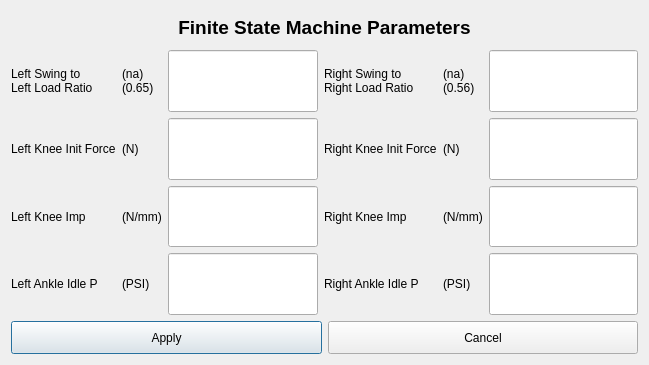
Old version of the form exo_gui/UI/FSM_ParamWindow.ui in the repository haolee21/ExoRPI4.
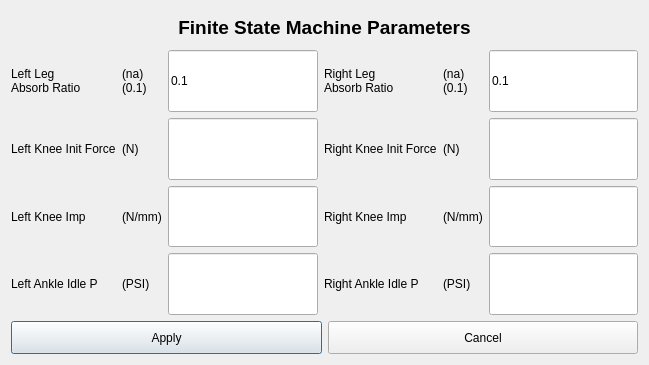
New version of the form.

Diff of the .ui file:
```diff
--- a/exo_gui/UI/FSM_ParamWindow.ui
+++ b/exo_gui/UI/FSM_ParamWindow.ui
@@ -48,6 +48,9 @@
          <verstretch>0</verstretch>
         </sizepolicy>
        </property>
+       <property name="text">
+        <string>0.1</string>
+       </property>
       </widget>
      </item>
      <item row="2" column="3">
@@ -60,8 +63,8 @@
      <item row="0" column="0">
       <widget class="QLabel" name="label_2">
        <property name="text">
-        <string>Left Swing to 
-Left Load Ratio</string>
+        <string>Left Leg
+Absorb Ratio</string>
        </property>
       </widget>
      </item>
@@ -73,13 +76,16 @@
          <verstretch>0</verstretch>
         </sizepolicy>
        </property>
+       <property name="text">
+        <string>0.1</string>
+       </property>
       </widget>
      </item>
      <item row="0" column="3">
       <widget class="QLabel" name="label_3">
        <property name="text">
-        <string>Right Swing to 
-Right Load Ratio</string>
+        <string>Right Leg 
+Absorb Ratio</string>
        </property>
       </widget>
      </item>
@@ -121,7 +127,7 @@
       <widget class="QLabel" name="label_8">
        <property name="text">
         <string>(na)
-(0.65)</string>
+(0.1)</string>
        </property>
       </widget>
      </item>
@@ -163,7 +169,7 @@
       <widget class="QLabel" name="label_11">
        <property name="text">
         <string>(na)
-(0.56)</string>
+(0.1)</string>
        </property>
       </widget>
      </item>
```
